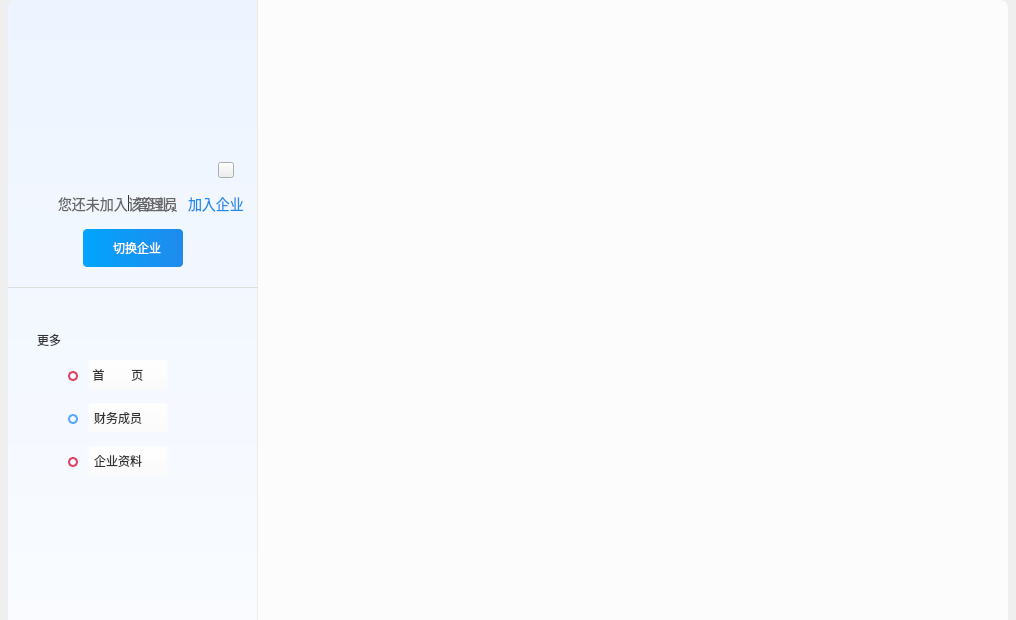
Before: the Qt Designer form src/ZcloudEntCenter/EntCenterNewWidget.ui in gispda/ZcloudDesk, drawn with Qt 5.
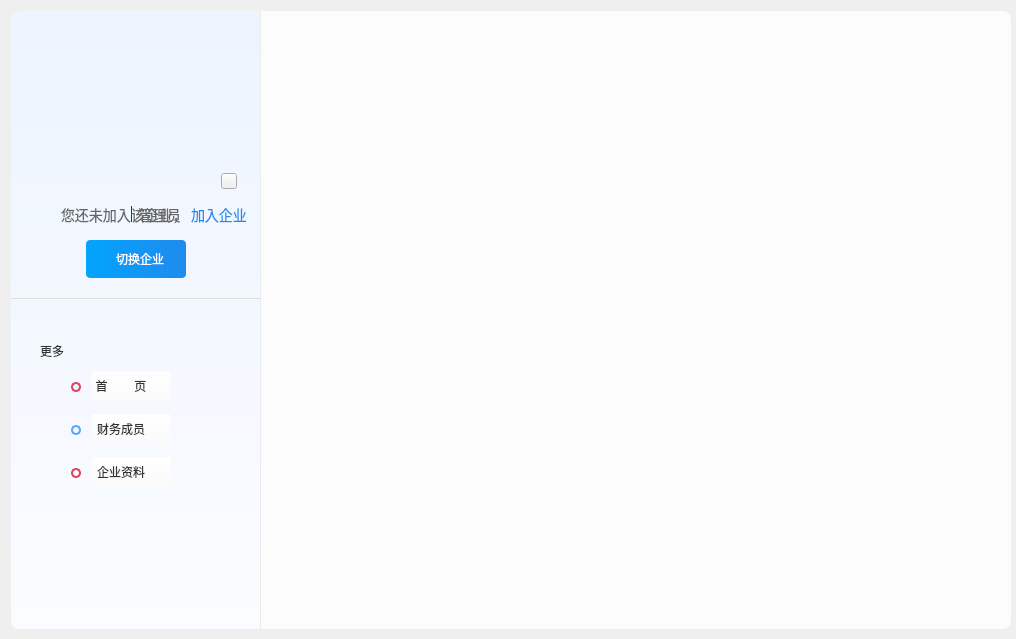
After: the same form once the commit is applied. Icons and pictures are not drawn. Custom widgets are drawn as their Qt base class.

Diff of the .ui file:
```diff
--- a/src/ZcloudEntCenter/EntCenterNewWidget.ui
+++ b/src/ZcloudEntCenter/EntCenterNewWidget.ui
@@ -7,7 +7,7 @@
     <x>0</x>
     <y>0</y>
     <width>1016</width>
-    <height>620</height>
+    <height>639</height>
    </rect>
   </property>
   <property name="sizePolicy">
@@ -34,23 +34,7 @@
   <property name="styleSheet">
    <string notr="true">QWidget#EntCenterWidget{background-color: rgb(255, 255, 255);};</string>
   </property>
-  <layout class="QHBoxLayout" name="horizontalLayout_2">
-   <property name="spacing">
-    <number>0</number>
-   </property>
-   <property name="leftMargin">
-    <number>0</number>
-   </property>
-   <property name="topMargin">
-    <number>0</number>
-   </property>
-   <property name="rightMargin">
-    <number>0</number>
-   </property>
-   <property name="bottomMargin">
-    <number>0</number>
-   </property>
-   <item>
+  <widget class="QWidget" name="">
     <layout class="QHBoxLayout" name="horizontalLayout">
      <property name="spacing">
       <number>0</number>
@@ -66,13 +50,13 @@
        <property name="minimumSize">
         <size>
          <width>250</width>
-         <height>680</height>
+        <height>618</height>
         </size>
        </property>
        <property name="maximumSize">
         <size>
          <width>250</width>
-         <height>680</height>
+        <height>618</height>
         </size>
        </property>
        <property name="styleSheet">
@@ -758,13 +742,13 @@
        <property name="minimumSize">
         <size>
          <width>750</width>
-         <height>680</height>
+        <height>618</height>
         </size>
        </property>
        <property name="maximumSize">
         <size>
          <width>750</width>
-         <height>680</height>
+        <height>618</height>
         </size>
        </property>
        <property name="styleSheet">
@@ -797,8 +781,7 @@
       </widget>
      </item>
     </layout>
-   </item>
-  </layout>
+  </widget>
  </widget>
  <layoutdefault spacing="6" margin="11"/>
  <customwidgets>
```
Lines whose indentation alone changed are shown as unchanged.
